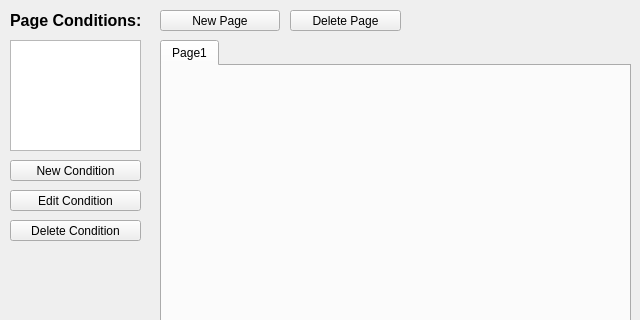
Above: MapEditor/UI/EventEditor.ui from seem-sky/Simple2D-Engine before the change; both pictures show x 0 to 640 and y 0 to 320 of the 640 by 480 pixel window. Below: the same form after it.
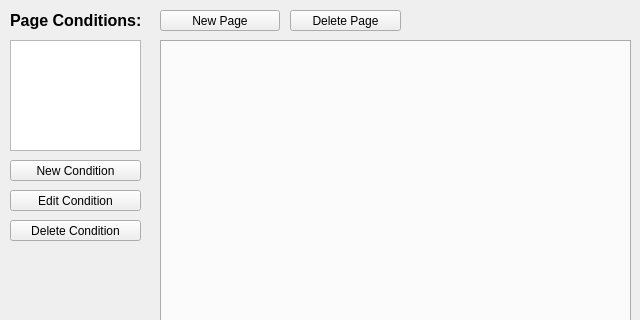
That is the form after the change.

Commit message: fix some memory leaks, change some style issues, add simple support for EventEditor

```diff
--- a/MapEditor/UI/EventEditor.ui
+++ b/MapEditor/UI/EventEditor.ui
@@ -16,12 +16,6 @@
     <height>480</height>
    </size>
   </property>
-  <property name="maximumSize">
-   <size>
-    <width>640</width>
-    <height>480</height>
-   </size>
-  </property>
   <property name="windowTitle">
    <string>Form</string>
   </property>
@@ -37,11 +31,6 @@
    <property name="currentIndex">
     <number>0</number>
    </property>
-   <widget class="QWidget" name="EventEditorPage1">
-    <attribute name="title">
-     <string>Page1</string>
-    </attribute>
-   </widget>
   </widget>
   <widget class="QLabel" name="label_13">
    <property name="geometry">
```
Left out of the diff: 2 changed lines with no effect on the pictures. The commit also changes 22 other files.
